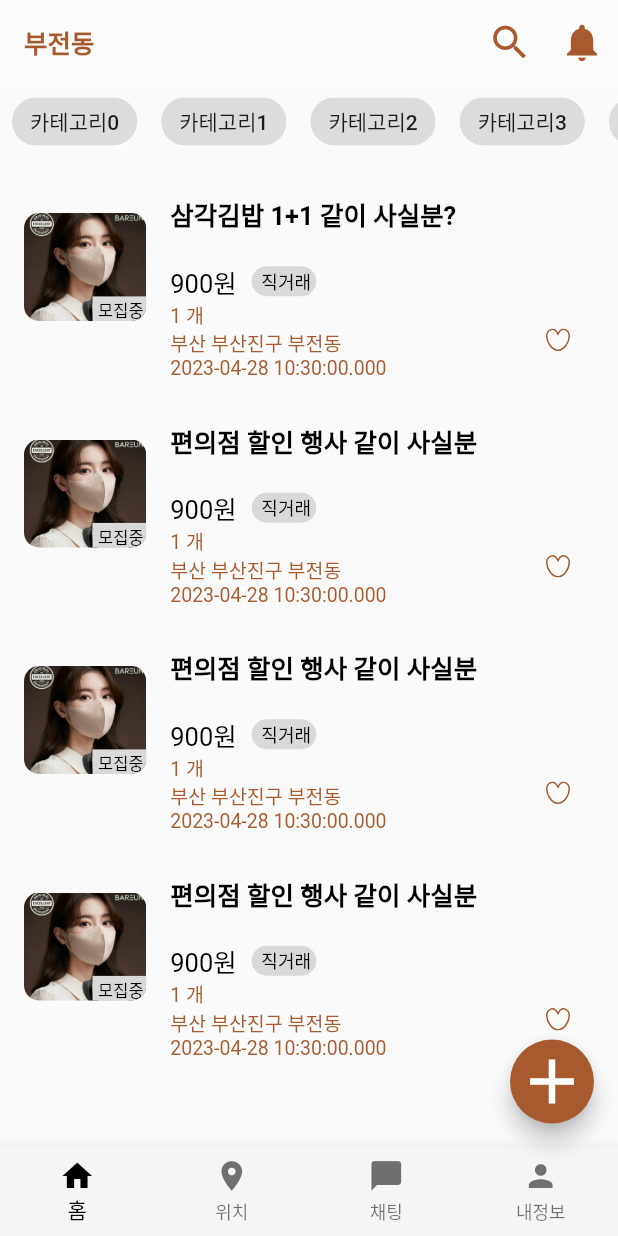
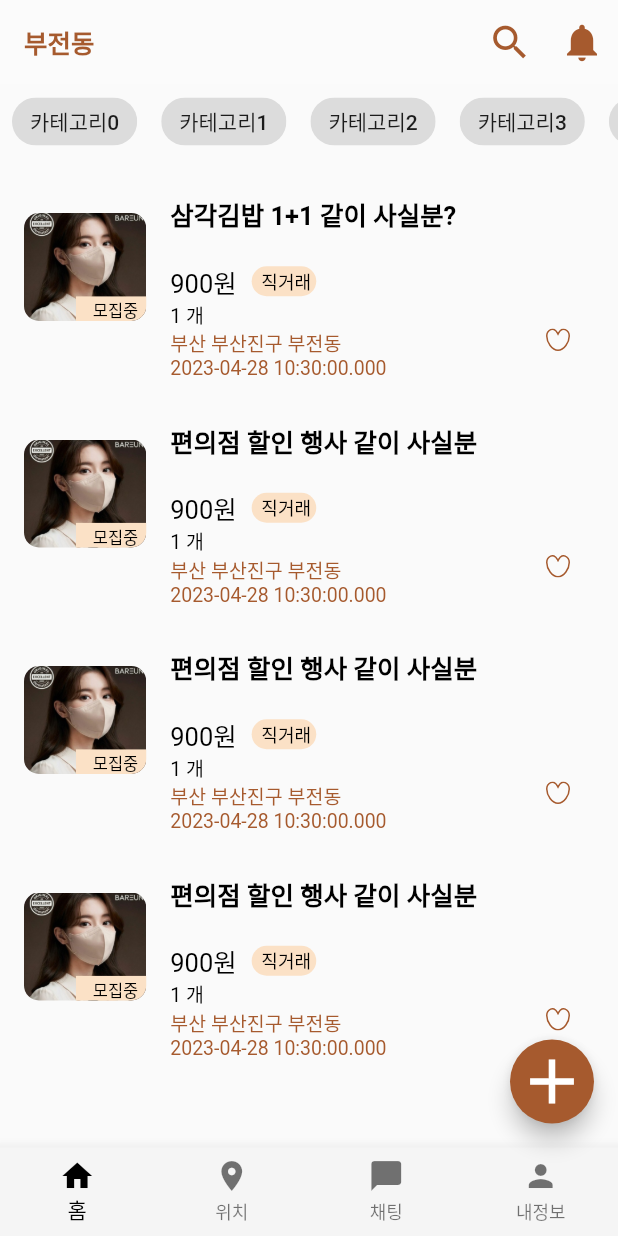
Before and after one commit to S-Sojung/group-buying-frontend, a Flutter app: the screen it shows after launch, on a phone screen of 412 x 824 dp. Run offline on Flutter 3.47's test engine with Material 2 defaults, Android fonts, the phone set to English and light mode, and no system bars; our stand-ins replace dio, flutter_riverpod, flutter_secure_storage, flutter_svg, geocoding, geolocator and 6 more; missing offline and left inert: bootpay, dart:ffi; Roboto replaces fonts that are missing (HallymGothic).

Commit message:
Feat: 결제 완료 스타일 추가

```diff
--- a/lib/core/constants/theme.dart
+++ b/lib/core/constants/theme.dart
@@ -3,6 +3,7 @@ import 'package:flutter/material.dart';
 
 const donutGray100 = Color(0xFFD9D9D9);
 const donutGray200 = Color(0xFF999999);
+const donutGrayAA300 = Color(0x863A3A3A);
 const donutColor1 = Color(0xFFFBE1C6);
 const donutColor2 = Color(0xFFEFC392);
 const donutColorBasic = Color(0xFFD98032);
--- a/lib/views/components/board_list_tile.dart
+++ b/lib/views/components/board_list_tile.dart
@@ -36,7 +36,7 @@ class BoardListTile extends StatelessWidget {
             alignment: Alignment(1.2, 1.3),
             children: [
               Image.asset('assets/images/testimage.jpg', fit: BoxFit.fill),
-              DonutRectTag("모집중"), // 상태에 따라서 이거 변화
+              DonutRectTag("모집중",code: "201"), // 상태에 따라서 이거 변화
             ],
           ),
         ),
@@ -72,7 +72,7 @@ class BoardListTile extends StatelessWidget {
                       // ),
                       Text(
                         "${events[board.eventId - 1].qty} 개",
-                        style: footnote(),
+                        style: footnote(mColor: Colors.black),
                       )
                     ]),
                     Text(
@@ -89,7 +89,7 @@ class BoardListTile extends StatelessWidget {
                 IconButton(
                   // isSelected: ,
                   // iconSize: 0,
-                  onPressed: () {},
+                  onPressed: () {}, // 누를 시 SvgPicture 색 바뀜
                   icon: SvgPicture.asset(image(1)), //내가 마음 했는지 봐야함
                 )
               ],
--- a/lib/views/components/donut_round_tag.dart
+++ b/lib/views/components/donut_round_tag.dart
@@ -2,11 +2,26 @@ import 'package:donut/core/constants/style.dart';
 import 'package:donut/core/constants/theme.dart';
 import 'package:flutter/material.dart';
 
+/*
+(200, 'board', '모집중');
+(201, 'board', '거래중');
+(202, 'board', '마감');
+(203, 'board', '삭제');
+ */
+Color setRoundColor(String code){
+  if(code=="200") {
+    return donutGray100;
+  }else if(code=="202"){
+    return donutGrayAA300;
+  }else{
+    return donutColor1;
+  }
+}
 
-Color setColor(String code){
-  if(code=="0") {
+Color setRectColor(String code){
+  if(code=="0") { //직거래
     return donutGray100;
-  }else{
+  }else{ // 앱결제
     return donutColor1;
   }
 }
@@ -20,7 +35,7 @@ class DonutRoundTag extends StatelessWidget {
   Widget build(BuildContext context) {
     return Container(
       decoration: BoxDecoration(
-        color: setColor(code),
+        color: setRoundColor(code),
         borderRadius: BorderRadius.circular(20),
       ),
       margin: EdgeInsets.symmetric(vertical: 0,horizontal: 10),
@@ -39,12 +54,14 @@ class DonutRectTag extends StatelessWidget {
   @override
   Widget build(BuildContext context) {
     return Container(
+      height: code=="202" ? 50 : null ,
+      width: code=="202" ? 80 : 50 ,
       decoration: BoxDecoration(
-        color: setColor(code),
+        color: setRectColor(code),
       ),
-      margin: EdgeInsets.symmetric(vertical: 5,horizontal: 2),
+      margin: EdgeInsets.symmetric(vertical: 5,),
       padding: EdgeInsets.all(1),
-      child: Text(" ${comment} ",style: caption2(),
+      child: Text(" ${comment} ",style: caption2(mColor: code=="202"? Colors.white : Colors.black ),textAlign: TextAlign.center,
       ),);
   }
 }
```
Also changed, not shown: lib/views/pages/user/detail_page/user_detail_page.dart (+3 -8 lines).
